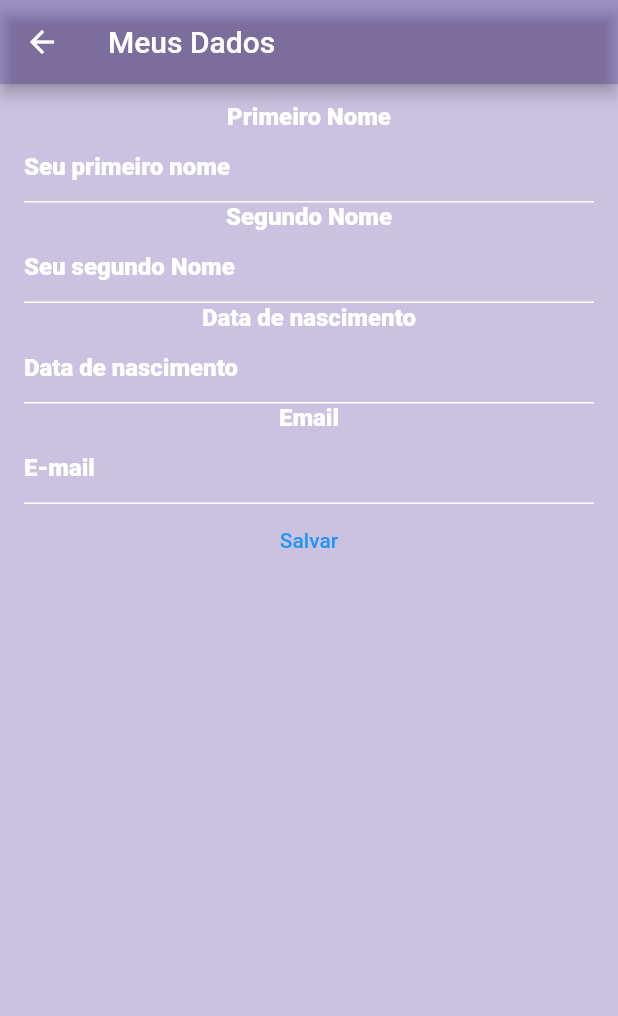
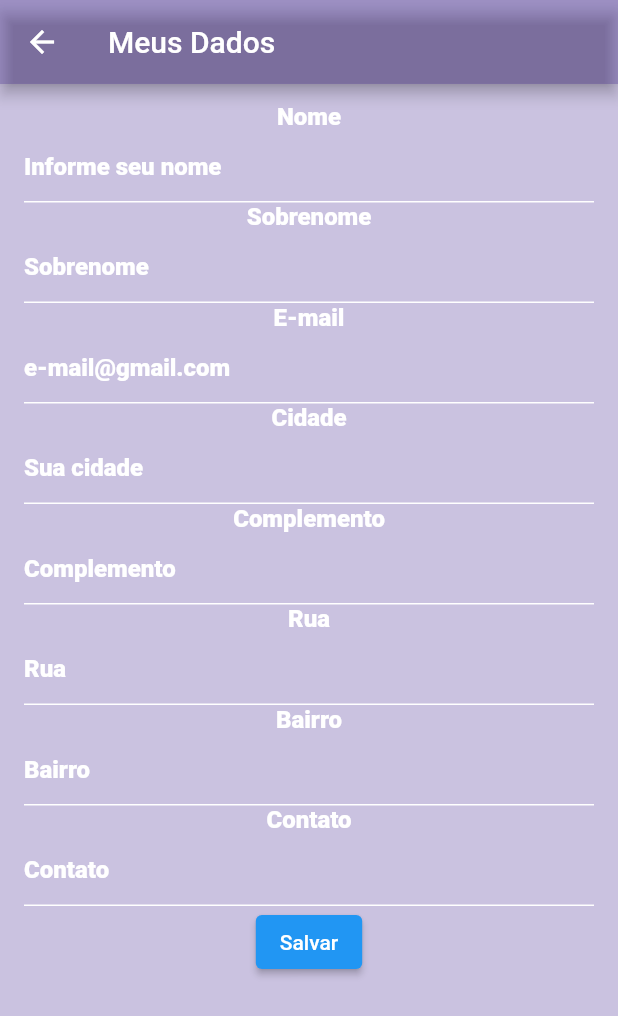
Before and after one commit to leonoronha21/joga_10, a Flutter app: the DadosCadastraisPage screen opened directly, after a tap on "Salvar", on a phone screen of 412 x 824 dp. Shown: the top 1016 px of the screen. Run offline on Flutter 3.47's test engine with Material 2 defaults, Android fonts, the light colour scheme and no system bars; our stand-ins replace google_fonts; network calls fail.

Commit message:
novos_assets+update_usuario

```diff
--- a/joga_10/lib/pages/criarUsuario.dart
+++ b/joga_10/lib/pages/criarUsuario.dart
@@ -165,9 +165,7 @@ class _RegistrationPageState extends State<RegistrationPage> {
             SizedBox(height: 16.0),
             ElevatedButton(
               onPressed: () {
-                // Lógica de registro aqui
-                // Você pode validar os campos e navegar para a tela de login
-                // Este exemplo não inclui validação por simplicidade.
+
                 usuarioservice.SaveUsuario(firstNameController.text,
                 lastNameController.text, emailController.text,
                 passwordController.text, cityController.text, bairroController.text, streetController.text,
--- a/joga_10/lib/pages/dados_cadastrais.dart
+++ b/joga_10/lib/pages/dados_cadastrais.dart
@@ -1,4 +1,5 @@
 import 'package:flutter/material.dart';
+import 'package:joga_10/service/UsuarioService.dart';
 
 class DadosCadastraisPage extends StatefulWidget {
   DadosCadastraisPage({Key? key}) : super(key: key);
@@ -13,6 +14,13 @@ class _DadosCadastraisPageState extends State<DadosCadastraisPage> {
   var emailController = TextEditingController();
   var primeiroNomeController = TextEditingController();
   var segundoNomeController = TextEditingController();
+  var cidadeController = TextEditingController();
+  var complementoController = TextEditingController();
+  var ruaController = TextEditingController();
+  var bairroController = TextEditingController();
+  var contatoController = TextEditingController();
+
+  UsuarioService usuarioservice =  UsuarioService();
 
   @override
   Widget build(BuildContext context) {
@@ -28,14 +36,14 @@ class _DadosCadastraisPageState extends State<DadosCadastraisPage> {
           child: Column(
             children: [
               Text(
-                "Primeiro Nome",
+                "Nome",
                 style: TextStyle(fontSize: 16, fontWeight: FontWeight.w900, color: Colors.white),
               ),
               TextField(
                 style: TextStyle(fontSize: 16, fontWeight: FontWeight.w900, color: Colors.white),
                 controller: primeiroNomeController,
                 decoration: InputDecoration(
-                  hintText: 'Seu primeiro nome',
+                  hintText: 'Informe seu nome',
                   hintStyle: TextStyle(color: Colors.white),
                   enabledBorder: UnderlineInputBorder(
                     borderSide: BorderSide(color: Colors.white),
@@ -43,14 +51,29 @@ class _DadosCadastraisPageState extends State<DadosCadastraisPage> {
                 ),
               ),
               Text(
-                "Segundo Nome",
+                "Sobrenome",
                 style: TextStyle(fontSize: 16, fontWeight: FontWeight.w900, color: Colors.white),
               ),
               TextField(
                 style: TextStyle(fontSize: 16, fontWeight: FontWeight.w900, color: Colors.white),
                 controller: segundoNomeController,
                 decoration: InputDecoration(
-                  hintText: 'Seu segundo Nome',
+                  hintText: 'Sobrenome',
+                  hintStyle: TextStyle(color: Colors.white),
+                  enabledBorder: UnderlineInputBorder(
+                    borderSide: BorderSide(color: Colors.white),
+                  ),
+                ),
+              ),
+                 Text(
+                "E-mail",
+                style: TextStyle(fontSize: 16, fontWeight: FontWeight.w900, color: Colors.white),
+              ),
+              TextField(
+                style: TextStyle(fontSize: 16, fontWeight: FontWeight.w900, color: Colors.white),
+                controller: emailController,
+                decoration: InputDecoration(
+                  hintText: 'e-mail@gmail.com',
                   hintStyle: TextStyle(color: Colors.white),
                   enabledBorder: UnderlineInputBorder(
                     borderSide: BorderSide(color: Colors.white),
@@ -58,14 +81,14 @@ class _DadosCadastraisPageState extends State<DadosCadastraisPage> {
                 ),
               ),
               Text(
-                "Data de nascimento",
+                "Cidade",
                 style: TextStyle(fontSize: 16, fontWeight: FontWeight.w900, color: Colors.white),
               ),
               TextField(
                 style: TextStyle(fontSize: 16, fontWeight: FontWeight.w900, color: Colors.white),
-                controller: dataController,
+                controller: cidadeController,
                 decoration: InputDecoration(
-                  hintText: 'Data de nascimento',
+                  hintText: 'Sua cidade',
                   hintStyle: TextStyle(color: Colors.white),
                   enabledBorder: UnderlineInputBorder(
                     borderSide: BorderSide(color: Colors.white),
@@ -73,26 +96,78 @@ class _DadosCadastraisPageState extends State<DadosCadastraisPage> {
                 ),
               ),
               Text(
-                "Email",
+                "Complemento",
                 style: TextStyle(fontSize: 16, fontWeight: FontWeight.w900, color: Colors.white),
               ),
               TextField(
                 style: TextStyle(fontSize: 16, fontWeight: FontWeight.w900, color: Colors.white),
-                controller: emailController,
+                controller: complementoController,
                 decoration: InputDecoration(
-                  hintText: 'E-mail',
+                  hintText: 'Complemento',
                   hintStyle: TextStyle(color: Colors.white),
                   enabledBorder: UnderlineInputBorder(
                     borderSide: BorderSide(color: Colors.white),
                   ),
                 ),
               ),
-              TextButton(
+              Text(
+                "Rua",
+                style: TextStyle(fontSize: 16, fontWeight: FontWeight.w900, color: Colors.white),
+              ),
+              TextField(
+                style: TextStyle(fontSize: 16, fontWeight: FontWeight.w900, color: Colors.white),
+                controller: ruaController,
+                decoration: InputDecoration(
+                  hintText: 'Rua',
+                  hintStyle: TextStyle(color: Colors.white),
+                  enabledBorder: UnderlineInputBorder(
+                    borderSide: BorderSide(color: Colors.white),
+                  ),
+                ),
+              ),
+              Text(
+                "Bairro",
+                style: TextStyle(fontSize: 16, fontWeight: FontWeight.w900, color: Colors.white),
+              ),
+              TextField(
+                style: TextStyle(fontSize: 16, fontWeight: FontWeight.w900, color: Colors.white),
+                controller: bairroController,
+                decoration: InputDecoration(
+                  hintText: 'Bairro',
+                  hintStyle: TextStyle(color: Colors.white),
+                  enabledBorder: UnderlineInputBorder(
+                    borderSide: BorderSide(color: Colors.white),
+                  ),
+                ),
+              ),
+              Text(
+                "Contato",
+                style: TextStyle(fontSize: 16, fontWeight: FontWeight.w900, color: Colors.white),
+              ),
+              TextField(
+                style: TextStyle(fontSize: 16, fontWeight: FontWeight.w900, color: Colors.white),
+                controller: contatoController,
+                decoration: InputDecoration(
+                  hintText: 'Contato',
+                  hintStyle: TextStyle(color: Colors.white),
+                  enabledBorder: UnderlineInputBorder(
+                    borderSide: BorderSide(color: Colors.white),
+                  ),
+                ),
+              ),
+              ElevatedButton(
                 onPressed: () {
+                  usuarioservice.updateUsuario(primeiroNomeController.text,
+                segundoNomeController.text, emailController.text,
+                cidadeController.text, cidadeController.text, bairroController.text, ruaController.text,
+                contatoController.text, complementoController.text);
                   print("Primeiro Nome: ${primeiroNomeController.text}");
                   print("Segundo Nome: ${segundoNomeController.text}");
-                  print("Data: ${dataController.text}");
-                  print("Email: ${emailController.text}");
+                  print("Cidade: ${cidadeController.text}");
+                  print("Complemento: ${complementoController.text}");
+                  print("Rua: ${ruaController.text}");
+                  print("Bairro: ${bairroController.text}");
+                  print("Contato: ${contatoController.text}");
                 },
                 child: Text("Salvar"),
               ),
--- a/joga_10/lib/pages/login_page.dart
+++ b/joga_10/lib/pages/login_page.dart
@@ -32,6 +32,7 @@ class _LoginPageState extends State<LoginPage> {
         backgroundColor: Color.fromRGBO(56, 25, 139, 0.267),
         body: SingleChildScrollView(
           child: ConstrainedBox(
+
             constraints: BoxConstraints(
               maxHeight: MediaQuery.of(context).size.height,
             ),
@@ -45,20 +46,21 @@ class _LoginPageState extends State<LoginPage> {
                 ),
                 Row(
                   children: [
-                    Expanded(child: Container()),
+                    Expanded(child: Container(
+                      color: Color.fromRGBO(56, 25, 139, 0.267),)),
                     Expanded(
-                      flex: 2,
-                      /* child: Image.asset(
-                          'assets/img/Joga_transparte.png',
-                        ), */
-                      child: Image.network(
-                        "https://static.vecteezy.com/ti/vetor-gratis/p1/2871329-design-dees-de-campo-verde-de-futebol-e-futebol-gratis-vetor.jpg",
-                      ),
+                      flex: 3,
+                       child: Image.asset(
+                          'lib/assets/img/Joga_transparente.png',
+                        ),
+                      //child: Image.network(
+                     //   "https://static.vecteezy.com/ti/vetor-gratis/p1/2871329-design-dees-de-campo-verde-de-futebol-e-futebol-gratis-vetor.jpg",
+                    //  ),
                     ),
                     Expanded(child: Container()),
                   ],
                 ),
-                const SizedBox(
+            /*    const SizedBox(
                   height: 20,
                 ),
                 const Text(
@@ -71,7 +73,7 @@ class _LoginPageState extends State<LoginPage> {
                 ),
                 const SizedBox(
                   height: 10,
-                ),
+                ),*/
                 const Text(
                   "Faça seu login ou cadastre-se e jogue com a gente",
                   style: TextStyle(fontSize: 14, color: Colors.white),
--- a/joga_10/lib/pages/main_page.dart
+++ b/joga_10/lib/pages/main_page.dart
@@ -24,11 +24,16 @@ class _MainPageState extends State<MainPage> {
         backgroundColor: Color.fromARGB(68, 56, 25, 139),
         appBar: AppBar(
             backgroundColor: Color.fromARGB(68, 56, 25, 139),
-          title: const Text("Joga 10"),
+            title: Image.asset(
+              'lib/assets/img/Joga_transparente.png',
+              width: 120, // Ajuste a largura conforme necessário
+            ),
+            centerTitle: true, // Centraliza a imagem no AppBar
           ),
         drawer: Drawer(
 
           child: Column(
+
                     children: [
 
                       UserAccountsDrawerHeader(
@@ -37,15 +42,17 @@ class _MainPageState extends State<MainPage> {
                       accountEmail: Text("email@example.com"),
                       decoration: BoxDecoration(
                       shape: BoxShape.rectangle,
-                         color: Color.fromARGB(232, 55, 25, 139), // Cor de fundo do quadrado
+                                color: Color.fromARGB(232, 56, 25, 139), // Cor de fundo do quadrado
                         ), // Email do usuário
-                //currentAccountPicture: CircleAvatar(
+                      currentAccountPicture: CircleAvatar(
                         // Foto do usuário
-                  //backgroundImage: AssetImage("assets/img/user_profile.jpg"),
-              //  ),
+                        backgroundImage: AssetImage("lib/assets/img/user_profile.jpg"),
+                      ),
                     ),
               Expanded(
+
                 child: ListView(
+
                   children: [
                     ListTile(
                       title: Text("Amigo 1"),
@@ -77,7 +84,7 @@ class _MainPageState extends State<MainPage> {
                 },
               ),
               ListTile(
-                title: Text("Configurações"),
+                title: Text("Trocar Senha"),
                 onTap: () {
                   // Ação a ser executada quando "Configurações" é selecionado
                 },
--- a/joga_10/lib/pages/pagina3.dart
+++ b/joga_10/lib/pages/pagina3.dart
@@ -16,9 +16,13 @@ class _Pagina3PageState extends State<Pagina3Page> {
 
   @override
   Widget build(BuildContext context) {
-    return ListView(
+    return Scaffold(
+        backgroundColor: Color.fromARGB(68, 56, 25, 139),
+      body: ListView(
+
         children: <Widget>[
           Container(
+             color: Color.fromARGB(68, 56, 25, 139),
             alignment: Alignment.center,
             child: Text(
               "Dados de pagamento",
@@ -149,10 +153,19 @@ class _Pagina3PageState extends State<Pagina3Page> {
                     color: Colors.white,
                   ),
                 ),
+                SizedBox(height: 16.0),
+                ElevatedButton(
+                  onPressed: () {
+                    // Adicione aqui a lógica para salvar os dados
+                    print("Botão Salvar pressionado");
+                  },
+                  child: Text("Salvar"),
+                ),
               ],
             ),
           ),
         ],
+      ),
     );
   }
 }
--- a/joga_10/lib/service/UsuarioService.dart
+++ b/joga_10/lib/service/UsuarioService.dart
@@ -30,5 +30,30 @@ class UsuarioService {
     return response;
   }
 
+  Future<http.Response> updateUsuario(String primeiro_nome, String  segundo_nome, String email, String password, String cidade,
+  String bairro, String rua, String contato, String complemento) async {
+  var uri = Uri.parse("http://192.168.10.104:8080/atualizaUsuario");
+
+  Map<String, String> headers = {"Content-Type": "application/json"};
+
+   Map data = {
+      'primeiroNome': '$primeiro_nome',
+       'segundoNome': '$segundo_nome',
+       'email': '$email',
+       'password': '$password',
+       'cidade': '$cidade',
+       'contato': '$contato',
+       'bairro': '$bairro',
+       'rua': '$rua',
+       'complemento': '$complemento'
+    };
+
+        var body = json.encode(data);
+        var response = await http.post(uri, headers: headers, body: body);
+
+        print("${response.body}");
+
+        return response;
+    }
 
 }
--- a/joga_10/pubspec.yaml
+++ b/joga_10/pubspec.yaml
@@ -66,6 +66,10 @@ flutter:
     - lib/assets/img/icon.png
     - lib/assets/img/icon2.png
     - lib/assets/img/Joga.png
+    - lib/assets/img/Joga_transparente.png
+    - lib/assets/img/user_profile.jpg
+    - lib/assets/img/campo.jpg
+
 
   # An image asset can refer to one or more resolution-specific "variants", see
   # https://flutter.dev/assets-and-images/#resolution-aware
```
Also changed, not shown: joga_10/lib/assets/img/Joga (1).png (deleted), joga_10/lib/assets/img/Joga.png, joga_10/lib/assets/img/Joga_transparente.png (added), joga_10/lib/assets/img/campo.jpg (renamed from joga_10/lib/assets/img/2871329-design-dees-de-campo-verde-de-futebol-e-futebol-gratis-vetor.jpg). Lines whose indentation alone changed are shown as unchanged.
